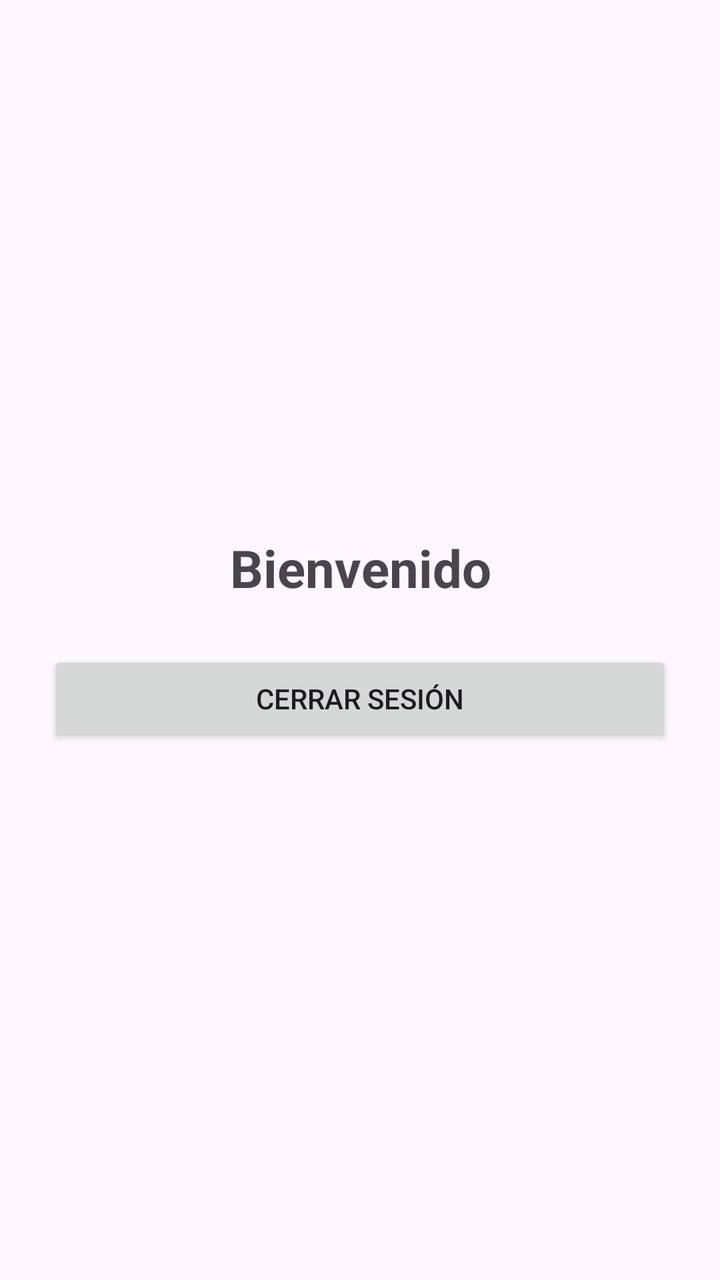
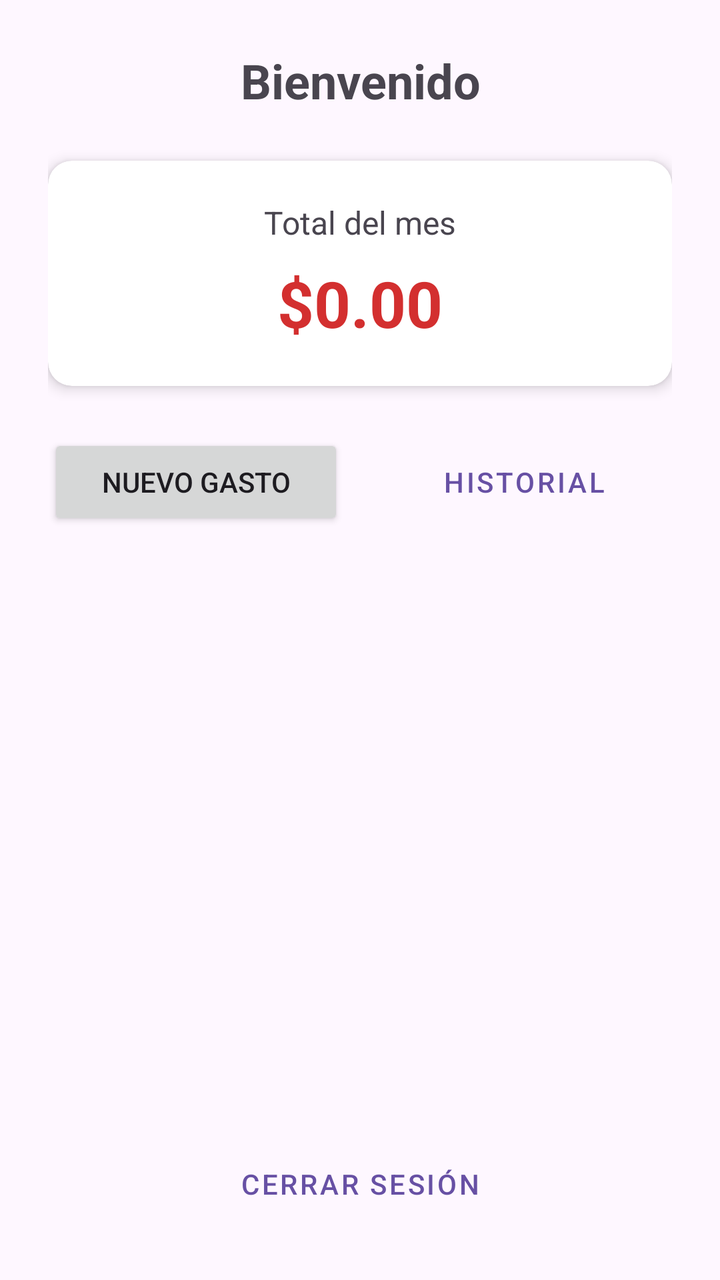

An Android layout rendered at two revisions. The XML below is the earlier revision; the diff shows what the commit changed to produce the second picture.
<!-- AndroidManifest.xml: application theme Theme.ControlDeGastos -->
<!-- res/layout/activity_home.xml -->
<?xml version="1.0" encoding="utf-8"?>
<LinearLayout xmlns:android="http://schemas.android.com/apk/res/android"
    android:layout_width="match_parent"
    android:layout_height="match_parent"
    android:orientation="vertical"
    android:padding="24dp"
    android:gravity="center">

    <TextView
        android:id="@+id/txtWelcome"
        android:layout_width="match_parent"
        android:layout_height="wrap_content"
        android:text="Bienvenido"
        android:textSize="26sp"
        android:textStyle="bold"
        android:gravity="center" />

    <Button
        android:id="@+id/btnLogout"
        android:layout_width="match_parent"
        android:layout_height="wrap_content"
        android:text="Cerrar sesión"
        android:layout_marginTop="24dp" />

</LinearLayout>
<!-- resources referenced by this layout -->
<resources>
  <style name="Theme.ControlDeGastos" parent="Base.Theme.ControlDeGastos" />
  <style name="Base.Theme.ControlDeGastos" parent="Theme.Material3.DayNight.NoActionBar">
          
          
      </style>
</resources>

<!-- the commit's change to res/layout/activity_home.xml (unified diff, before → after) -->
@@ -4,22 +4,88 @@
     android:layout_height="match_parent"
     android:orientation="vertical"
     android:padding="24dp"
-    android:gravity="center">
+    android:gravity="center_horizontal">
 
     <TextView
         android:id="@+id/txtWelcome"
         android:layout_width="match_parent"
         android:layout_height="wrap_content"
         android:text="Bienvenido"
-        android:textSize="26sp"
+        android:textSize="24sp"
         android:textStyle="bold"
-        android:gravity="center" />
+        android:gravity="center"
+        android:layout_marginBottom="24dp" />
+
+    <androidx.cardview.widget.CardView
+        android:layout_width="match_parent"
+        android:layout_height="wrap_content"
+        android:layout_marginBottom="24dp"
+        app:cardCornerRadius="12dp"
+        app:cardElevation="4dp"
+        xmlns:app="http://schemas.android.com/apk/res-auto">
+
+        <LinearLayout
+            android:layout_width="match_parent"
+            android:layout_height="wrap_content"
+            android:orientation="vertical"
+            android:padding="20dp"
+            android:gravity="center">
+
+            <TextView
+                android:layout_width="wrap_content"
+                android:layout_height="wrap_content"
+                android:text="Total del mes"
+                android:textSize="16sp"
+                android:layout_marginBottom="8dp" />
+
+            <TextView
+                android:id="@+id/txtTotalMensual"
+                android:layout_width="wrap_content"
+                android:layout_height="wrap_content"
+                android:text="$0.00"
+                android:textSize="32sp"
+                android:textStyle="bold"
+                android:textColor="#D32F2F" />
+
+        </LinearLayout>
+
+    </androidx.cardview.widget.CardView>
+
+    <LinearLayout
+        android:layout_width="match_parent"
+        android:layout_height="wrap_content"
+        android:orientation="horizontal"
+        android:layout_marginBottom="16dp">
+
+        <Button
+            android:id="@+id/btnNuevoGasto"
+            android:layout_width="0dp"
+            android:layout_height="wrap_content"
+            android:layout_weight="1"
+            android:text="Nuevo Gasto"
+            android:layout_marginEnd="8dp" />
+
+        <Button
+            android:id="@+id/btnHistorial"
+            android:layout_width="0dp"
+            android:layout_height="wrap_content"
+            android:layout_weight="1"
+            android:text="Historial"
+            style="@style/Widget.MaterialComponents.Button.OutlinedButton"
+            android:layout_marginStart="8dp" />
+
+    </LinearLayout>
+
+    <View
+        android:layout_width="match_parent"
+        android:layout_height="0dp"
+        android:layout_weight="1" />
 
     <Button
         android:id="@+id/btnLogout"
         android:layout_width="match_parent"
         android:layout_height="wrap_content"
         android:text="Cerrar sesión"
-        android:layout_marginTop="24dp" />
+        style="@style/Widget.MaterialComponents.Button.TextButton" />
 
 </LinearLayout>
